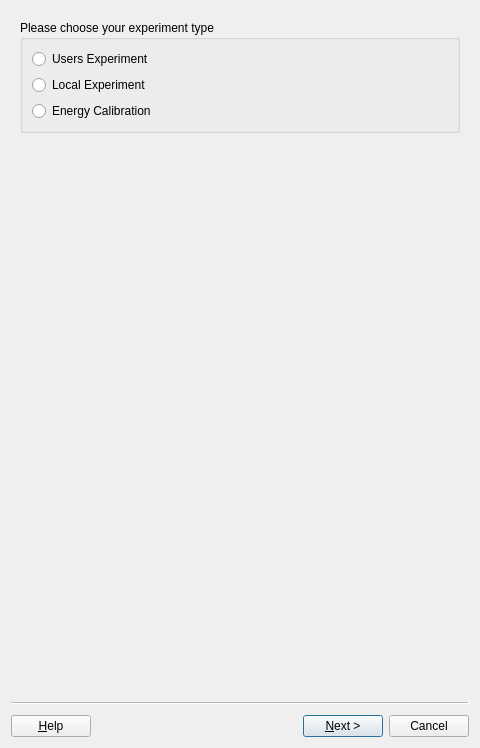
SESAME-Synchrotron/MS-XPD-ScanTool, file UI/DAQ_Tool/MS/wizard.ui: the form before one commit.
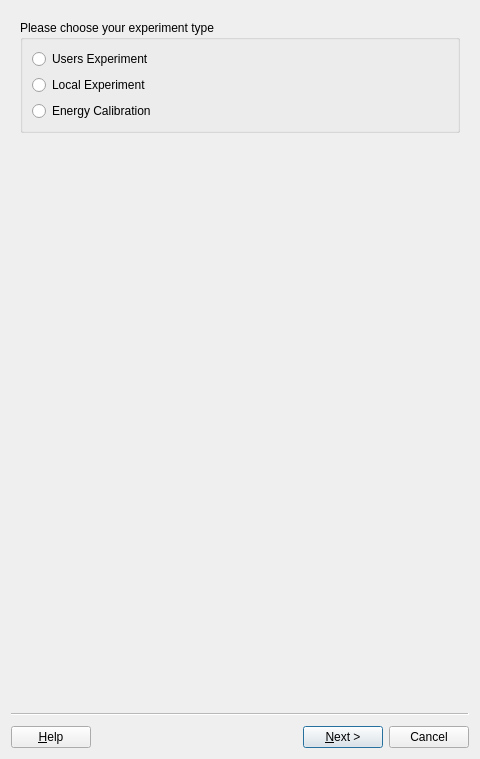
The form after the commit. Custom widgets are drawn as their Qt base class.

What changed in the file:
```diff
--- a/UI/DAQ_Tool/MS/wizard.ui
+++ b/UI/DAQ_Tool/MS/wizard.ui
@@ -13,7 +13,7 @@
     <x>0</x>
     <y>0</y>
     <width>480</width>
-    <height>748</height>
+    <height>759</height>
    </rect>
   </property>
   <property name="cursor">
```
Left out of the diff: 274 changed lines with no effect on the pictures.
